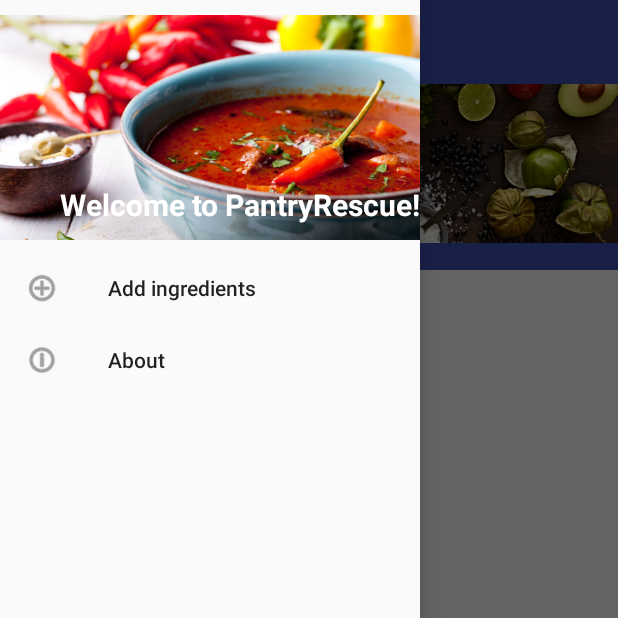
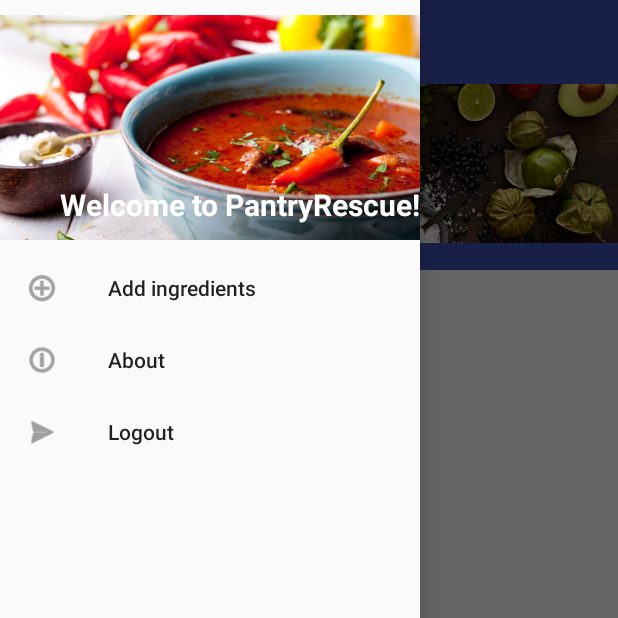
Before and after one commit to aliceetan/PantryRescue, an Android app: the MainActivity screen opened directly, with no data from a screen before it, with the side drawer open, on a phone screen of 412 x 824 dp, the top half of it. Run offline under Robolectric (Android 15) with nearby library versions, the phone set to English and light mode, and no system bars; our stand-ins replace Firebase (no records; nobody signed in at launch, a user with empty details on screens opened directly); libraries missing offline, so code that uses them is left out: io.realm; plain views replace KenBurnsView; 6 statements that could not run were skipped.

Commit message:
added logout functionality

```diff
--- a/app/src/main/res/layout/activity_login.xml
+++ b/app/src/main/res/layout/activity_login.xml
@@ -14,7 +14,7 @@
         android:paddingLeft="24dp"
         android:paddingRight="24dp">
 
-        <ImageView android:src="@mipmap/ic_launcher"
+        <ImageView android:src="@drawable/salad"
             android:layout_width="wrap_content"
             android:layout_height="72dp"
             android:layout_marginBottom="24dp"
--- a/app/src/main/res/layout/drawer_layout.xml
+++ b/app/src/main/res/layout/drawer_layout.xml
@@ -13,7 +13,7 @@
 
     <TextView
         android:text="Welcome to PantryRescue!"
-android:textAlignment="textEnd"
+        android:textAlignment="textEnd"
         android:layout_width="match_parent"
         android:layout_height="wrap_content"
         android:layout_gravity="bottom"
--- a/app/src/main/res/menu/menu_drawer.xml
+++ b/app/src/main/res/menu/menu_drawer.xml
@@ -11,4 +11,10 @@
         android:orderInCategory="101"
         android:id="@+id/action_about"
         android:icon="@android:drawable/ic_menu_info_details"/>
+
+    <item
+        android:title="Logout"
+        android:orderInCategory="101"
+        android:id="@+id/action_logout"
+        android:icon="@android:drawable/ic_menu_send"/>
 </menu>
```
Also changed, not shown: app/src/main/java/com/ait/kim/pantryrescue/MainActivity.java (+16 -0 lines), 1 other file.
